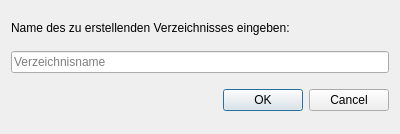
striezel/qt-commander, file createdirectorydialog.ui: the form before one commit.
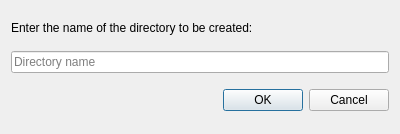
The form after the commit.

Commit message: translate GUI elements into English (part one of more to come)

```diff
--- a/createdirectorydialog.ui
+++ b/createdirectorydialog.ui
@@ -23,14 +23,14 @@
       </sizepolicy>
      </property>
      <property name="text">
-      <string>Name des zu erstellenden Verzeichnisses eingeben:</string>
+      <string>Enter the name of the directory to be created:</string>
      </property>
     </widget>
    </item>
    <item row="1" column="0">
     <widget class="QLineEdit" name="lnEdName">
      <property name="placeholderText">
-      <string>Verzeichnisname</string>
+      <string>Directory name</string>
      </property>
     </widget>
    </item>
```
Left out of the diff: 6 changed lines with no effect on the pictures. The commit also changes 5 other files.
